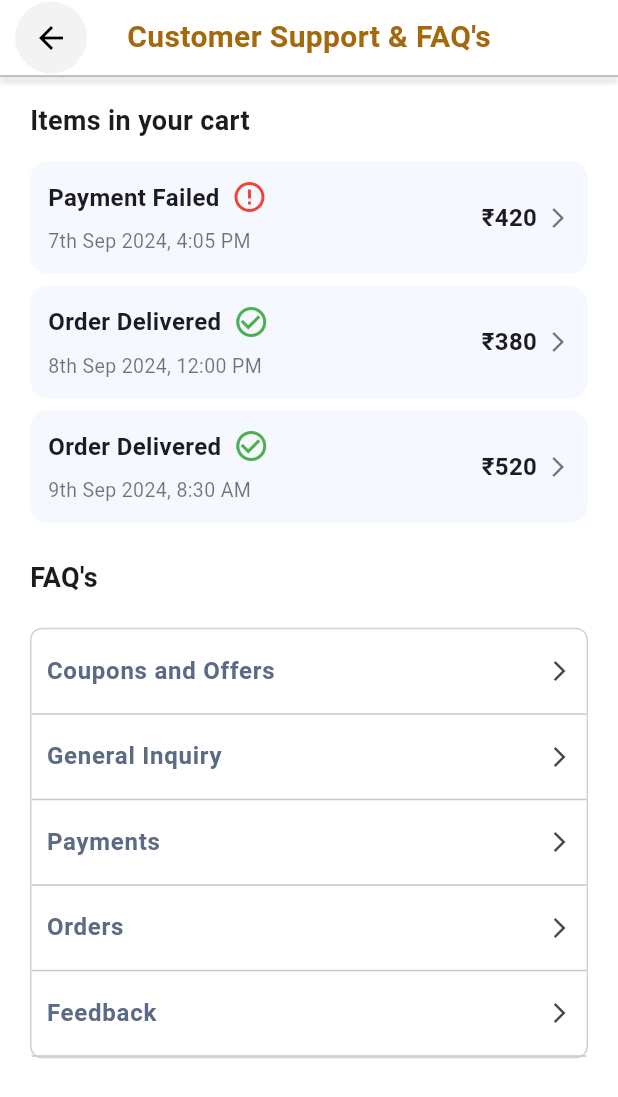
After one commit to PrachiBaituleKutumbInfo/Food-App, a Flutter app: the CustomerSupportsScreen screen opened directly, on a phone screen of 412 x 824 dp. The commit adds this screen. Shown: the top 1097 px of the screen. Run offline on Flutter 3.47's test engine with Material 3 defaults, Android fonts, the phone set to English and light mode, and no system bars; our stand-ins replace flutter_svg; project files that could hold a hidden picture were left out.

Commit message:
update FAQs screens

```diff
--- /dev/null
+++ b/lib/features/auth/presentation/screens/customer_supports_screen/customer_supports_screen.dart
@@ -0,0 +1,220 @@
+import 'package:flutter/material.dart';
+import 'package:konkan_bite_food/features/auth/presentation/screens/customer_supports_screen/coupon&offers_screen.dart';
+import 'package:konkan_bite_food/features/auth/presentation/screens/customer_supports_screen/faq_list_widget.dart';
+
+class CustomerSupportsScreen extends StatelessWidget {
+  const CustomerSupportsScreen({super.key});
+
+  @override
+  Widget build(BuildContext context) {
+    return Scaffold(
+      backgroundColor: Colors.white,
+      body: SafeArea(
+        child: Column(
+          children: [
+            /// Header
+            Padding(
+              padding: const EdgeInsets.symmetric(horizontal: 10),
+              child: SizedBox(
+                height: 50,
+                child: Stack(
+                  alignment: Alignment.center,
+                  children: [
+                    const Center(
+                      child: Text(
+                        "Customer Support & FAQ's",
+                        style: TextStyle(
+                          fontSize: 20,
+                          fontWeight: FontWeight.bold,
+                          color: Color.fromARGB(255, 164, 104, 13),
+                        ),
+                      ),
+                    ),
+                    Align(
+                      alignment: Alignment.centerLeft,
+                      child: Container(
+                        decoration: const BoxDecoration(
+                          shape: BoxShape.circle,
+                          color: Color.fromARGB(255, 244, 243, 243),
+                        ),
+                        child: IconButton(
+                          icon:
+                              const Icon(Icons.arrow_back, color: Colors.black),
+                          onPressed: () => Navigator.pop(context),
+                        ),
+                      ),
+                    ),
+                  ],
+                ),
+              ),
+            ),
+
+            /// Divider
+            Container(
+              height: 1.5,
+              decoration: BoxDecoration(
+                color:
+                    const Color.fromARGB(255, 139, 137, 137).withOpacity(0.5),
+                boxShadow: [
+                  BoxShadow(
+                    color: const Color.fromARGB(255, 139, 137, 137)
+                        .withOpacity(0.5),
+                    blurRadius: 2,
+                    offset: const Offset(0, 3),
+                  ),
+                ],
+              ),
+            ),
+
+            const SizedBox(height: 16),
+
+            /// Items in your cart
+            const Padding(
+              padding: EdgeInsets.symmetric(horizontal: 20),
+              child: Align(
+                alignment: Alignment.centerLeft,
+                child: Text(
+                  'Items in your cart',
+                  style: TextStyle(fontSize: 18, fontWeight: FontWeight.bold),
+                ),
+              ),
+            ),
+            const SizedBox(height: 10),
+
+            /// Order Cards
+            ..._orderItems(),
+
+            const SizedBox(height: 20),
+
+            /// FAQs
+            const Padding(
+              padding: EdgeInsets.symmetric(horizontal: 20),
+              child: Align(
+                alignment: Alignment.centerLeft,
+                child: Text(
+                  "FAQ's",
+                  style: TextStyle(fontSize: 18, fontWeight: FontWeight.bold),
+                ),
+              ),
+            ),
+            const SizedBox(height: 20),
+            FAQCategoryList(
+              items: [
+                'Coupons and Offers',
+                'General Inquiry',
+                'Payments',
+                'Orders',
+                'Feedback',
+              ],
+              onItemTap: (item) {
+                if (item == 'Coupons and Offers') {
+                  Navigator.push(
+                    context,
+                    MaterialPageRoute(
+                        builder: (_) => const CouponsAndOffersScreen()),
+                  );
+                } else {
+                  ScaffoldMessenger.of(context).showSnackBar(
+                    SnackBar(content: Text('$item clicked')),
+                  );
+                }
+              },
+            ),
+          ],
+        ),
+      ),
+    );
+  }
+
+  /// Dummy order cards
+  static List<Widget> _orderItems() {
+    return [
+      _orderCard(
+        status: "Payment Failed",
+        icon: Icons.error_outline,
+        iconColor: Colors.red,
+        date: "7th Sep 2024, 4:05 PM",
+        price: "₹420",
+      ),
+      _orderCard(
+        status: "Order Delivered",
+        icon: Icons.check_circle_outline,
+        iconColor: Colors.green,
+        date: "8th Sep 2024, 12:00 PM",
+        price: "₹380",
+      ),
+      _orderCard(
+        status: "Order Delivered",
+        icon: Icons.check_circle_outline,
+        iconColor: Colors.green,
+        date: "9th Sep 2024, 8:30 AM",
+        price: "₹520",
+      ),
+    ];
+  }
+
+  /// Order card widget
+  static Widget _orderCard({
+    required String status,
+    required IconData icon,
+    required Color iconColor,
+    required String date,
+    required String price,
+  }) {
+    return Padding(
+      padding: const EdgeInsets.symmetric(horizontal: 20, vertical: 4),
+      child: Container(
+        decoration: BoxDecoration(
+          color: const Color(0xFFF5F9FF),
+          borderRadius: BorderRadius.circular(12),
+        ),
+        padding: const EdgeInsets.all(12),
+        child: Row(
+          mainAxisAlignment: MainAxisAlignment.spaceBetween,
+          children: [
+            /// Left side: Status + date
+            Column(
+              crossAxisAlignment: CrossAxisAlignment.start,
+              children: [
+                Row(
+                  children: [
+                    Text(
+                      status,
+                      style: const TextStyle(
+                        fontSize: 16,
+                        fontWeight: FontWeight.bold,
+                      ),
+                    ),
+                    const SizedBox(width: 8),
+                    Icon(icon, color: iconColor),
+                  ],
+                ),
+                const SizedBox(height: 8),
+                Text(
+                  date,
+                  style: const TextStyle(fontSize: 13, color: Colors.black54),
+                ),
+              ],
+            ),
+
+            /// Right side: Price + Arrow
+            Row(
+              children: [
+                Text(
+                  price,
+                  style: const TextStyle(
+                    fontSize: 16,
+                    fontWeight: FontWeight.bold,
+                  ),
+                ),
+                const SizedBox(width: 6),
+                const Icon(Icons.arrow_forward_ios,
+                    size: 16, color: Colors.black54),
+              ],
+            ),
+          ],
+        ),
+      ),
+    );
+  }
+}
--- /dev/null
+++ b/lib/features/auth/presentation/screens/customer_supports_screen/faq_list_widget.dart
@@ -0,0 +1,52 @@
+import 'package:flutter/material.dart';
+
+class FAQCategoryList extends StatelessWidget {
+  final List<String> items;
+  final void Function(String)? onItemTap;
+
+  const FAQCategoryList({
+    super.key,
+    required this.items,
+    this.onItemTap,
+  });
+
+  @override
+  Widget build(BuildContext context) {
+    return Padding(
+      padding: const EdgeInsets.symmetric(horizontal: 20),
+      child: Container(
+        decoration: BoxDecoration(
+          border: Border.all(color: const Color.fromARGB(255, 211, 210, 210)),
+          borderRadius: BorderRadius.circular(8),
+        ),
+        margin: const EdgeInsets.only(bottom: 8),
+        child: Column(
+          children: items.map((item) {
+            return Column(
+              children: [
+                ListTile(
+                  contentPadding: const EdgeInsets.symmetric(horizontal: 10),
+                  title: Text(
+                    item,
+                    style: const TextStyle(
+                      fontSize: 16,
+                      color: Color.fromARGB(255, 92, 107, 131),
+                      fontWeight: FontWeight.bold,
+                    ),
+                  ),
+                  trailing: const Icon(Icons.arrow_forward_ios, size: 16),
+                  onTap: () {
+                    if (onItemTap != null) {
+                      onItemTap!(item);
+                    }
+                  },
+                ),
+                const Divider(height: 1),
+              ],
+            );
+          }).toList(),
+        ),
+      ),
+    );
+  }
+}
--- a/pubspec.yaml
+++ b/pubspec.yaml
@@ -40,6 +40,7 @@ dependencies:
   # Use with the CupertinoIcons class for iOS style icons.
   cupertino_icons: ^1.0.8
   intl_phone_field: ^3.2.0
+  http: ^1.3.0
 
 dev_dependencies:
   flutter_test:
```
Also changed, not shown: lib/features/auth/login_screen.dart (+29 -3 lines), lib/features/auth/presentation/screens/customer_supports_screen/coupon&offers_screen.dart (added, +112 -0 lines), lib/features/auth/presentation/screens/profile_details_screen/profile_details_screen.dart (+15 -0 lines), pubspec.lock.
